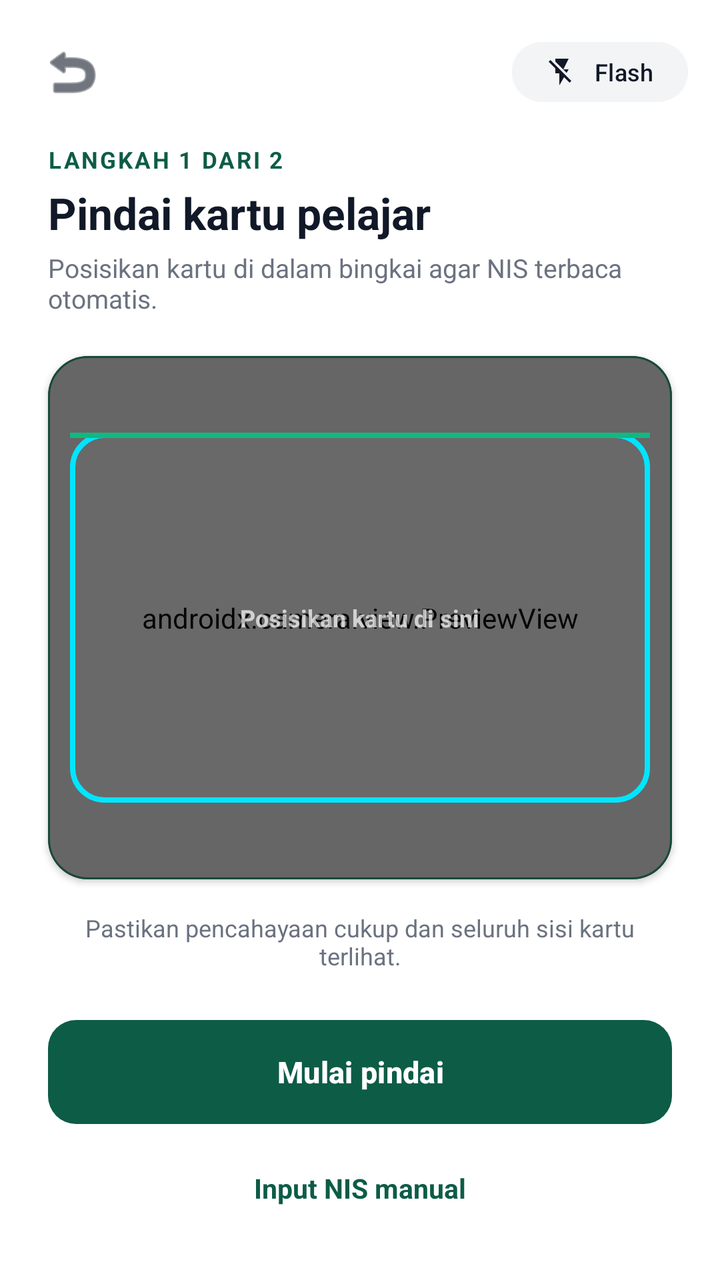
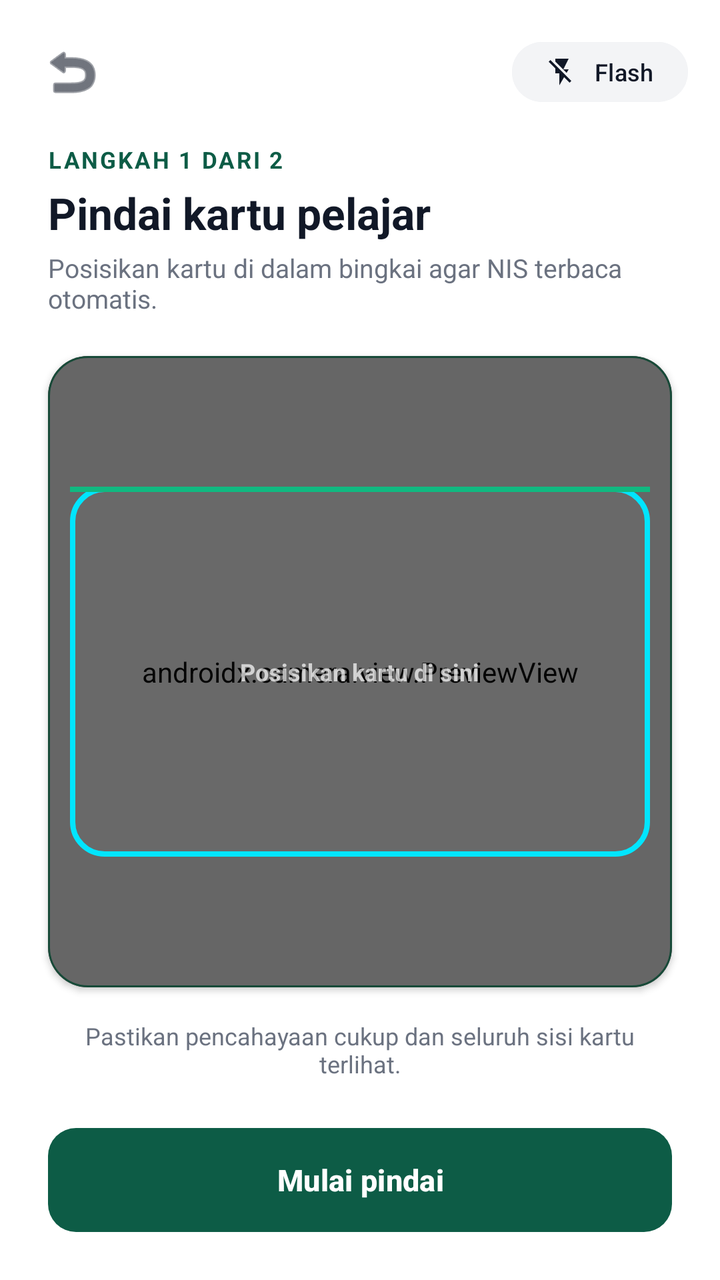

Before-and-after screenshots of an Android layout around one commit, followed by the original layout XML and the change that was made.
<!-- AndroidManifest.xml: application theme Theme.AbsensiAPP -->
<!-- res/layout/activity_card_scanner.xml -->
<?xml version="1.0" encoding="utf-8"?>
<androidx.constraintlayout.widget.ConstraintLayout xmlns:android="http://schemas.android.com/apk/res/android"
    xmlns:app="http://schemas.android.com/apk/res-auto"
    xmlns:tools="http://schemas.android.com/tools"
    android:layout_width="match_parent"
    android:layout_height="match_parent"
    android:background="@color/white">

    
    <LinearLayout
        android:id="@+id/topBar"
        android:layout_width="0dp"
        android:layout_height="wrap_content"
        android:gravity="center_vertical"
        android:orientation="horizontal"
        android:paddingHorizontal="16dp"
        android:paddingTop="16dp"
        android:paddingBottom="8dp"
        app:layout_constraintEnd_toEndOf="parent"
        app:layout_constraintStart_toStartOf="parent"
        app:layout_constraintTop_toTopOf="parent">

        <ImageButton
            android:id="@+id/btnBack"
            android:layout_width="40dp"
            android:layout_height="40dp"
            android:background="?attr/selectableItemBackgroundBorderless"
            android:contentDescription="Kembali"
            android:padding="8dp"
            android:src="@android:drawable/ic_menu_revert"
            app:tint="@color/hadirku_text_dark" />

        <View
            android:layout_width="0dp"
            android:layout_height="1dp"
            android:layout_weight="1" />

        
        <com.google.android.material.button.MaterialButton
            android:id="@+id/btnFlash"
            style="@style/Widget.Material3.Button.TonalButton"
            android:layout_width="wrap_content"
            android:layout_height="38dp"
            android:backgroundTint="#F3F4F6"
            android:paddingHorizontal="12dp"
            android:text="Flash"
            android:textColor="@color/hadirku_text_dark"
            android:textSize="12sp"
            app:cornerRadius="19dp"
            app:icon="@drawable/ic_flash_off"
            app:iconGravity="textStart"
            app:iconSize="16dp"
            app:iconTint="@color/hadirku_text_dark"
            app:strokeWidth="0dp" />
    </LinearLayout>

    
    <LinearLayout
        android:id="@+id/headerTitles"
        android:layout_width="0dp"
        android:layout_height="wrap_content"
        android:orientation="vertical"
        android:paddingHorizontal="24dp"
        android:paddingTop="8dp"
        app:layout_constraintEnd_toEndOf="parent"
        app:layout_constraintStart_toStartOf="parent"
        app:layout_constraintTop_toBottomOf="@id/topBar">

        <TextView
            android:layout_width="wrap_content"
            android:layout_height="wrap_content"
            android:text="@string/step_1_of_2"
            android:textColor="@color/hadirku_primary"
            android:textSize="11.5sp"
            android:textStyle="bold"
            android:letterSpacing="0.08" />

        <TextView
            android:layout_width="wrap_content"
            android:layout_height="wrap_content"
            android:layout_marginTop="4dp"
            android:text="@string/scan_card_title"
            android:textColor="@color/hadirku_text_dark"
            android:textSize="22sp"
            android:textStyle="bold" />

        <TextView
            android:layout_width="wrap_content"
            android:layout_height="wrap_content"
            android:layout_marginTop="4dp"
            android:text="@string/scan_card_subtitle"
            android:textColor="@color/hadirku_text_muted"
            android:textSize="13sp" />
    </LinearLayout>

    
    <com.google.android.material.card.MaterialCardView
        android:id="@+id/cardCameraContainer"
        android:layout_width="0dp"
        android:layout_height="0dp"
        android:layout_marginHorizontal="24dp"
        android:layout_marginTop="20dp"
        android:layout_marginBottom="16dp"
        app:cardBackgroundColor="#0E231B"
        app:cardCornerRadius="20dp"
        app:cardElevation="2dp"
        app:strokeColor="#174A38"
        app:strokeWidth="1dp"
        app:layout_constraintBottom_toTopOf="@+id/tvScanHint"
        app:layout_constraintEnd_toEndOf="parent"
        app:layout_constraintStart_toStartOf="parent"
        app:layout_constraintTop_toBottomOf="@id/headerTitles">

        <FrameLayout
            android:layout_width="match_parent"
            android:layout_height="match_parent">

            
            <androidx.camera.view.PreviewView
                android:id="@+id/previewView"
                android:layout_width="match_parent"
                android:layout_height="match_parent" />

            
            <View
                android:id="@+id/overlayDim"
                android:layout_width="match_parent"
                android:layout_height="match_parent"
                android:background="#33000000" />

            
            <FrameLayout
                android:id="@+id/scannerFrame"
                android:layout_width="290dp"
                android:layout_height="185dp"
                android:layout_gravity="center"
                android:background="@drawable/bg_scanner_reticle">

                
                <View
                    android:id="@+id/laserLine"
                    android:layout_width="match_parent"
                    android:layout_height="2.5dp"
                    android:background="#10B981" />

                
                <TextView
                    android:id="@+id/tvReticleGuide"
                    android:layout_width="wrap_content"
                    android:layout_height="wrap_content"
                    android:layout_gravity="center"
                    android:text="Posisikan kartu di sini"
                    android:textColor="#B3FFFFFF"
                    android:textSize="12sp"
                    android:textStyle="bold" />
            </FrameLayout>

            
            <LinearLayout
                android:id="@+id/layoutScanningIndicator"
                android:layout_width="wrap_content"
                android:layout_height="wrap_content"
                android:layout_gravity="bottom|center_horizontal"
                android:layout_marginBottom="16dp"
                android:background="@drawable/bg_hadirku_primary_btn"
                android:gravity="center_vertical"
                android:orientation="horizontal"
                android:paddingHorizontal="14dp"
                android:paddingVertical="8dp"
                android:visibility="gone">

                <ProgressBar
                    android:id="@+id/progressScanning"
                    android:layout_width="18dp"
                    android:layout_height="18dp"
                    android:indeterminateTint="@color/white" />

                <TextView
                    android:id="@+id/tvScanningStatus"
                    android:layout_width="wrap_content"
                    android:layout_height="wrap_content"
                    android:layout_marginStart="8dp"
                    android:text="Memproses kartu..."
                    android:textColor="@color/white"
                    android:textSize="12sp"
                    android:textStyle="bold" />
            </LinearLayout>

        </FrameLayout>
    </com.google.android.material.card.MaterialCardView>

    
    <TextView
        android:id="@+id/tvScanHint"
        android:layout_width="0dp"
        android:layout_height="wrap_content"
        android:layout_marginHorizontal="24dp"
        android:layout_marginBottom="24dp"
        android:gravity="center"
        android:text="@string/scan_card_hint"
        android:textColor="@color/hadirku_text_muted"
        android:textSize="12sp"
        app:layout_constraintBottom_toTopOf="@+id/btnCaptureScan"
        app:layout_constraintEnd_toEndOf="parent"
        app:layout_constraintStart_toStartOf="parent" />

    
    <com.google.android.material.button.MaterialButton
        android:id="@+id/btnCaptureScan"
        android:layout_width="0dp"
        android:layout_height="52dp"
        android:layout_marginHorizontal="24dp"
        android:layout_marginBottom="10dp"
        android:background="@drawable/bg_hadirku_primary_btn"
        android:text="@string/btn_start_scan"
        android:textAllCaps="false"
        android:textColor="@color/white"
        android:textSize="15sp"
        android:textStyle="bold"
        app:backgroundTint="@null"
        app:cornerRadius="14dp"
        app:layout_constraintBottom_toTopOf="@+id/btnInputManual"
        app:layout_constraintEnd_toEndOf="parent"
        app:layout_constraintStart_toStartOf="parent" />

    
    <TextView
        android:id="@+id/btnInputManual"
        android:layout_width="wrap_content"
        android:layout_height="44dp"
        android:layout_marginBottom="24dp"
        android:gravity="center"
        android:paddingHorizontal="16dp"
        android:text="@string/btn_input_nis_manual"
        android:textColor="@color/hadirku_primary"
        android:textSize="13.5sp"
        android:textStyle="bold"
        app:layout_constraintBottom_toBottomOf="parent"
        app:layout_constraintEnd_toEndOf="parent"
        app:layout_constraintStart_toStartOf="parent" />

</androidx.constraintlayout.widget.ConstraintLayout>
<!-- resources referenced by this layout -->
<resources>
  <color name="hadirku_primary">#0D5C46</color>
  <color name="hadirku_text_dark">#111827</color>
  <color name="hadirku_text_muted">#6B7280</color>
  <color name="white">#FFFFFF</color>
  <!-- drawable bg_hadirku_primary_btn (drawable) -->
  <?xml version="1.0" encoding="utf-8"?>
  <ripple xmlns:android="http://schemas.android.com/apk/res/android"
      android:color="#33FFFFFF">
      <item>
          <shape android:shape="rectangle">
              <solid android:color="@color/hadirku_primary" />
              <corners android:radius="14dp" />
          </shape>
      </item>
  </ripple>
  <!-- drawable bg_scanner_reticle (drawable) -->
  <?xml version="1.0" encoding="utf-8"?>
  <layer-list xmlns:android="http://schemas.android.com/apk/res/android">
      <item>
          <shape android:shape="rectangle">
              <corners android:radius="16dp" />
              <stroke
                  android:width="2.5dp"
                  android:color="#00E5FF" />
              <solid android:color="#05FFFFFF" />
          </shape>
      </item>
  </layer-list>
  <!-- drawable ic_flash_off (drawable) -->
  <vector xmlns:android="http://schemas.android.com/apk/res/android"
      android:width="24dp"
      android:height="24dp"
      android:viewportWidth="24"
      android:viewportHeight="24">
      <path
          android:fillColor="#FFFFFF"
          android:pathData="M3.27,3L2,4.27l5,5V13h3v9l3.58,-6.14L17.73,20 19,18.73 3.27,3zM17,10h-4l4,-8H7v2.18l8.46,8.46L17,10z" />
  </vector>
  <string name="btn_input_nis_manual">Input NIS manual</string>
  <string name="btn_start_scan">Mulai pindai</string>
  <string name="scan_card_hint">Pastikan pencahayaan cukup dan seluruh sisi kartu terlihat.</string>
  <string name="scan_card_subtitle">Posisikan kartu di dalam bingkai agar NIS terbaca otomatis.</string>
  <string name="scan_card_title">Pindai kartu pelajar</string>
  <string name="step_1_of_2">LANGKAH 1 DARI 2</string>
  <style name="Theme.AbsensiAPP" parent="Theme.Material3.DayNight.NoActionBar">
          
          <item name="colorPrimary">@color/primary_navy</item>
          <item name="colorPrimaryVariant">@color/primary_navy_dark</item>
          <item name="colorOnPrimary">@color/white</item>
          
          <item name="colorSecondary">@color/accent_orange</item>
          <item name="colorSecondaryVariant">@color/accent_orange_dark</item>
          <item name="colorOnSecondary">@color/white</item>
          
          <item name="android:statusBarColor">@color/primary_navy_dark</item>
          <item name="android:windowLightStatusBar">false</item>
          <item name="android:navigationBarColor">@color/white</item>
          <item name="android:windowLightNavigationBar">true</item>
      </style>
  <color name="primary_navy">#0F2D6B</color>
  <color name="primary_navy_dark">#081738</color>
  <color name="accent_orange">#F97316</color>
  <color name="accent_orange_dark">#EA580C</color>
</resources>

<!-- the commit's change to res/layout/activity_card_scanner.xml (unified diff, before → after) -->
@@ -210,7 +210,7 @@
         android:layout_width="0dp"
         android:layout_height="52dp"
         android:layout_marginHorizontal="24dp"
-        android:layout_marginBottom="10dp"
+        android:layout_marginBottom="24dp"
         android:background="@drawable/bg_hadirku_primary_btn"
         android:text="@string/btn_start_scan"
         android:textAllCaps="false"
@@ -219,24 +219,8 @@
         android:textStyle="bold"
         app:backgroundTint="@null"
         app:cornerRadius="14dp"
-        app:layout_constraintBottom_toTopOf="@+id/btnInputManual"
+        app:layout_constraintBottom_toBottomOf="parent"
         app:layout_constraintEnd_toEndOf="parent"
         app:layout_constraintStart_toStartOf="parent" />
 
-    
-    <TextView
-        android:id="@+id/btnInputManual"
-        android:layout_width="wrap_content"
-        android:layout_height="44dp"
-        android:layout_marginBottom="24dp"
-        android:gravity="center"
-        android:paddingHorizontal="16dp"
-        android:text="@string/btn_input_nis_manual"
-        android:textColor="@color/hadirku_primary"
-        android:textSize="13.5sp"
-        android:textStyle="bold"
-        app:layout_constraintBottom_toBottomOf="parent"
-        app:layout_constraintEnd_toEndOf="parent"
-        app:layout_constraintStart_toStartOf="parent" />
-
 </androidx.constraintlayout.widget.ConstraintLayout>
<!-- resource entries referenced after the edit -->
@@ -38,30 +38,33 @@
           android:fillColor="#FFFFFF"
           android:pathData="M3.27,3L2,4.27l5,5V13h3v9l3.58,-6.14L17.73,20 19,18.73 3.27,3zM17,10h-4l4,-8H7v2.18l8.46,8.46L17,10z" />
   </vector>
-  <string name="btn_input_nis_manual">Input NIS manual</string>
   <string name="btn_start_scan">Mulai pindai</string>
   <string name="scan_card_hint">Pastikan pencahayaan cukup dan seluruh sisi kartu terlihat.</string>
   <string name="scan_card_subtitle">Posisikan kartu di dalam bingkai agar NIS terbaca otomatis.</string>
   <string name="scan_card_title">Pindai kartu pelajar</string>
   <string name="step_1_of_2">LANGKAH 1 DARI 2</string>
-  <style name="Theme.AbsensiAPP" parent="Theme.Material3.DayNight.NoActionBar">
+  <style name="Theme.AbsensiAPP" parent="Theme.Material3.Light.NoActionBar">
           
-          <item name="colorPrimary">@color/primary_navy</item>
-          <item name="colorPrimaryVariant">@color/primary_navy_dark</item>
+          <item name="colorPrimary">@color/hadirku_primary</item>
+          <item name="colorPrimaryVariant">@color/hadirku_primary_dark</item>
           <item name="colorOnPrimary">@color/white</item>
           
-          <item name="colorSecondary">@color/accent_orange</item>
-          <item name="colorSecondaryVariant">@color/accent_orange_dark</item>
-          <item name="colorOnSecondary">@color/white</item>
+          <item name="colorSecondary">@color/hadirku_yellow</item>
+          <item name="colorSecondaryVariant">@color/hadirku_yellow_dark</item>
+          <item name="colorOnSecondary">@color/hadirku_text_dark</item>
           
-          <item name="android:statusBarColor">@color/primary_navy_dark</item>
-          <item name="android:windowLightStatusBar">false</item>
+          <item name="android:colorBackground">@color/hadirku_bg</item>
+          <item name="colorSurface">@color/white</item>
+          <item name="colorOnSurface">@color/hadirku_text_dark</item>
+          
+          <item name="android:statusBarColor">@color/hadirku_bg</item>
+          <item name="android:windowLightStatusBar">true</item>
           <item name="android:navigationBarColor">@color/white</item>
           <item name="android:windowLightNavigationBar">true</item>
       </style>
-  <color name="primary_navy">#0F2D6B</color>
-  <color name="primary_navy_dark">#081738</color>
-  <color name="accent_orange">#F97316</color>
-  <color name="accent_orange_dark">#EA580C</color>
+  <color name="hadirku_primary_dark">#083D2E</color>
+  <color name="hadirku_yellow">#FCD34D</color>
+  <color name="hadirku_yellow_dark">#D97706</color>
+  <color name="hadirku_bg">#F7F9F8</color>
 </resources>
 
